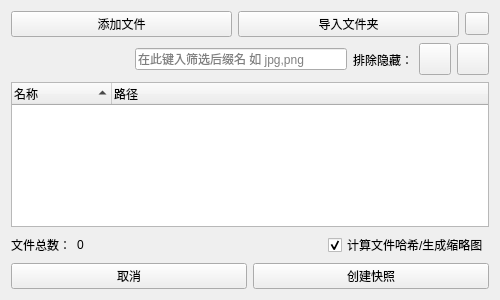
Before: the Qt Designer form plugins/fsa/snapshot_wizard.ui in abcdesteve/Toolbox, drawn with Qt 5.
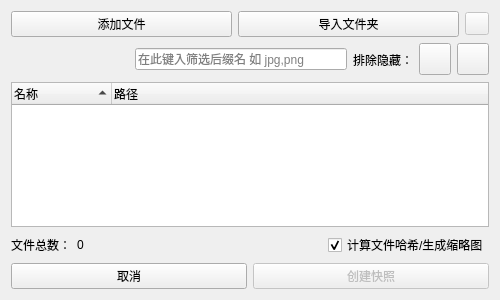
After: the same form once the commit is applied. Custom widgets are drawn as their Qt base class.

```diff
--- a/plugins/fsa/snapshot_wizard.ui
+++ b/plugins/fsa/snapshot_wizard.ui
@@ -31,7 +31,11 @@
       </widget>
      </item>
      <item>
-      <widget class="ToolButton" name="btn_del"/>
+      <widget class="ToolButton" name="btn_del">
+       <property name="enabled">
+        <bool>false</bool>
+       </property>
+      </widget>
      </item>
     </layout>
    </item>
@@ -207,6 +211,9 @@
      </item>
      <item>
       <widget class="PrimaryPushButton" name="btn_create">
+       <property name="enabled">
+        <bool>false</bool>
+       </property>
        <property name="text">
         <string>创建快照</string>
        </property>
```
